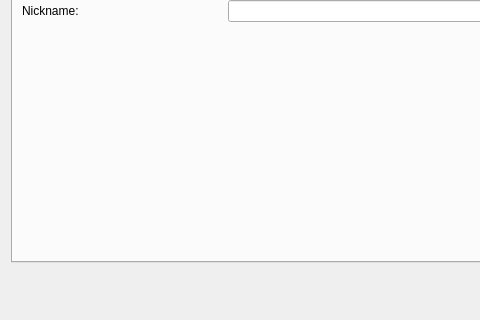
Qt form singleplayerscreen.ui (VoiceShifter/SiGame) before a commit; both pictures show x 0 to 480 and y 200 to 520 of the 765 by 520 pixel window.
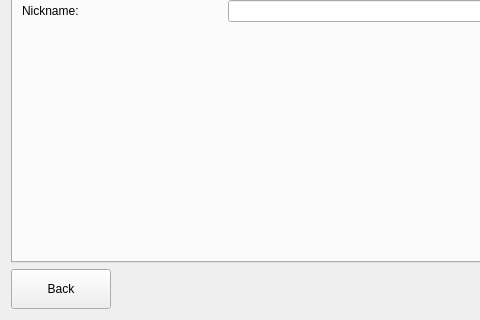
The same form after that commit.

Patch:
```diff
--- a/singleplayerscreen.ui
+++ b/singleplayerscreen.ui
@@ -369,6 +369,19 @@
    </item>
    <item>
     <layout class="QHBoxLayout" name="horizontalLayout_4">
+     <item>
+      <widget class="QPushButton" name="backButton">
+       <property name="minimumSize">
+        <size>
+         <width>100</width>
+         <height>40</height>
+        </size>
+       </property>
+       <property name="text">
+        <string>Back</string>
+       </property>
+      </widget>
+     </item>
      <item>
       <spacer name="horizontalSpacer">
        <property name="orientation">
```
